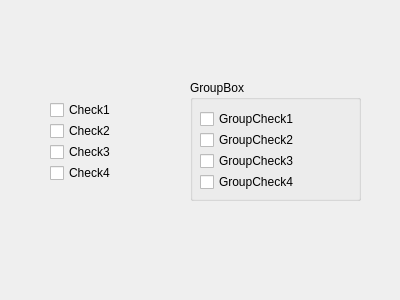
Giung951/Python-PyQt, file widget/button/QCheckBox/check_box.ui: the form before one commit.
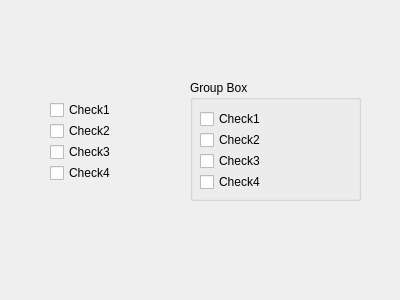
The form after the commit.

```diff
--- a/widget/button/QCheckBox/check_box.ui
+++ b/widget/button/QCheckBox/check_box.ui
@@ -75,7 +75,7 @@
     </rect>
    </property>
    <property name="title">
-    <string>GroupBox</string>
+    <string>Group Box</string>
    </property>
    <widget class="QCheckBox" name="groupcheck3">
     <property name="geometry">
@@ -87,7 +87,7 @@
      </rect>
     </property>
     <property name="text">
-     <string>GroupCheck3</string>
+     <string>Check3</string>
     </property>
    </widget>
    <widget class="QCheckBox" name="groupcheck1">
@@ -100,7 +100,7 @@
      </rect>
     </property>
     <property name="text">
-     <string>GroupCheck1</string>
+     <string>Check1</string>
     </property>
    </widget>
    <widget class="QCheckBox" name="groupcheck4">
@@ -113,7 +113,7 @@
      </rect>
     </property>
     <property name="text">
-     <string>GroupCheck4</string>
+     <string>Check4</string>
     </property>
    </widget>
    <widget class="QCheckBox" name="groupcheck2">
@@ -126,7 +126,7 @@
      </rect>
     </property>
     <property name="text">
-     <string>GroupCheck2</string>
+     <string>Check2</string>
     </property>
    </widget>
   </widget>
```
Left out of the diff: 16 changed lines with no effect on the pictures.
